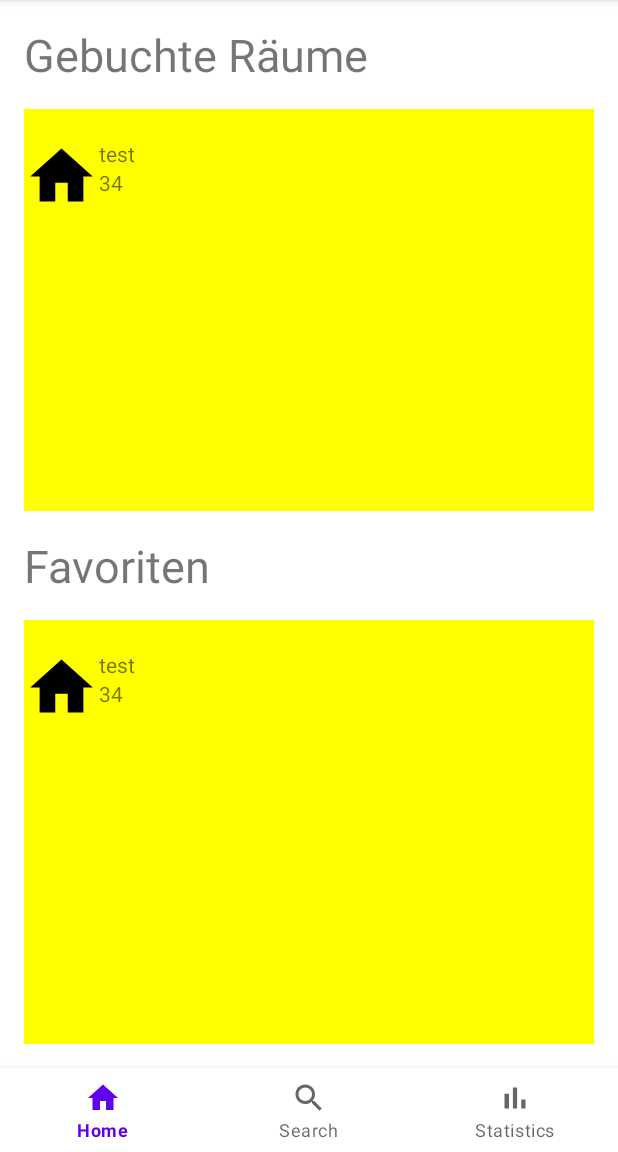
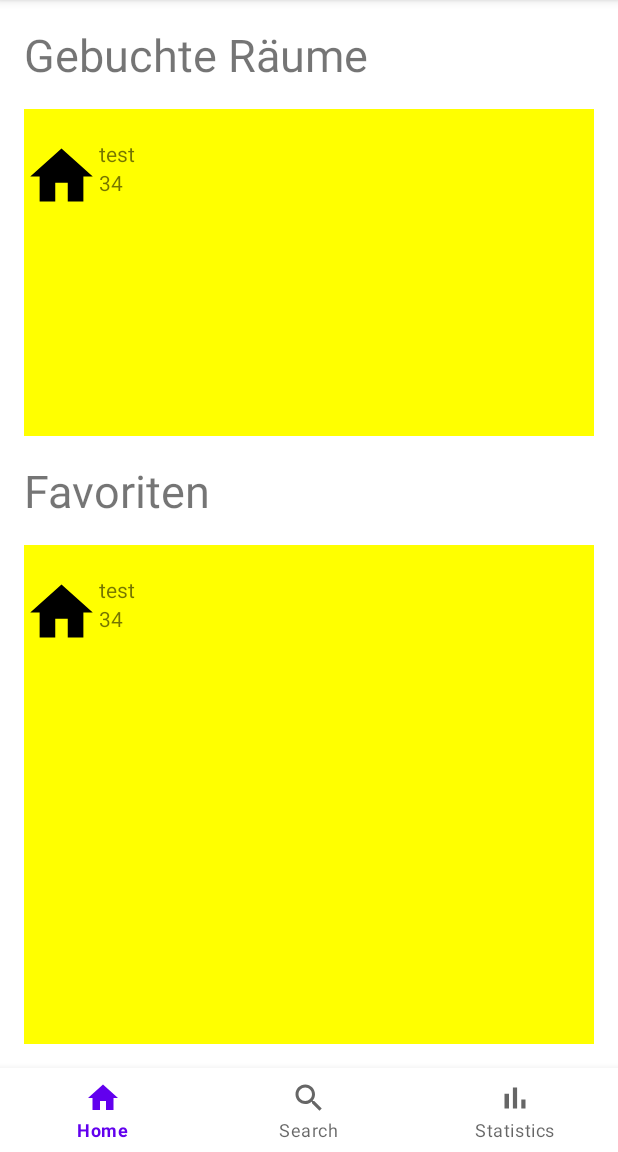
Before and after one commit to Cargozin/NZSE, an Android app: the fragment CwStatisticsFragment placed in its activity, on a phone screen of 412 x 824 dp, the part 84-1236 px from its top. Run offline under Robolectric (Android 15) with nearby library versions, the phone set to English and light mode, and no system bars.

Commit message:
updated cw stats fav tab groeßer

```diff
--- a/app/src/main/res/layout/fragment_cw_statistic.xml
+++ b/app/src/main/res/layout/fragment_cw_statistic.xml
@@ -41,7 +41,7 @@
         android:textSize="30sp"
         app:layout_constraintTop_toBottomOf="@id/booked_rooms"
         app:layout_constraintStart_toStartOf="parent"
-        android:layout_marginTop="300dp"
+        android:layout_marginTop="250dp"
         android:layout_marginStart="16dp"/>
 
     <androidx.recyclerview.widget.RecyclerView
```
